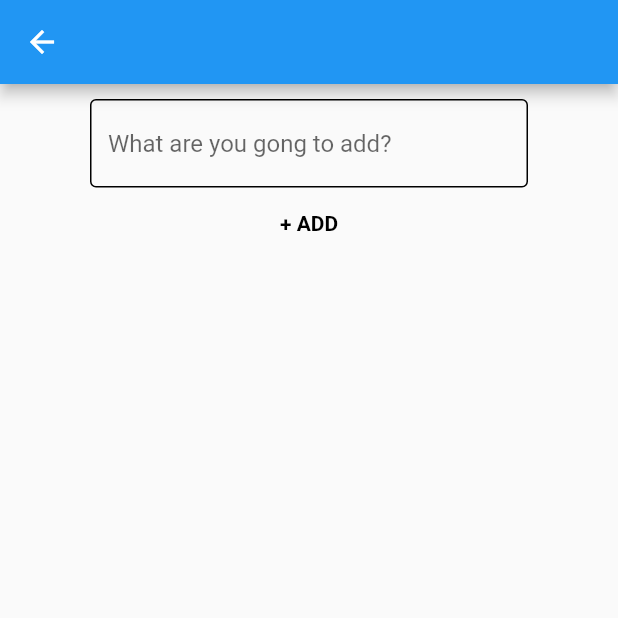
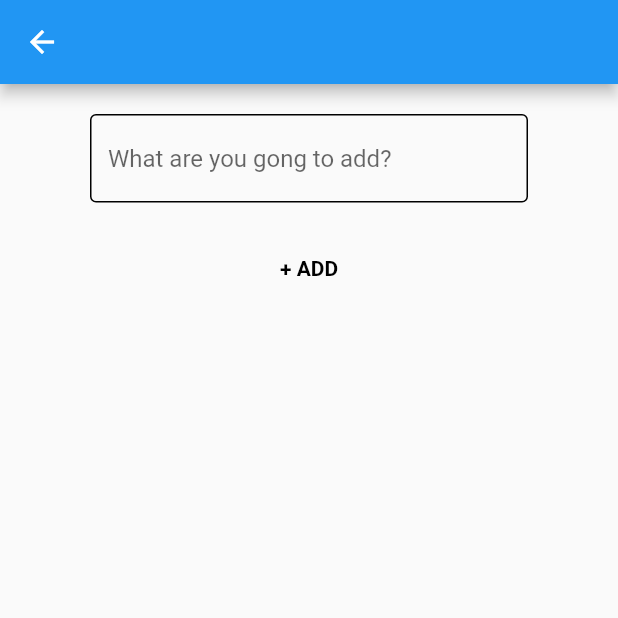
Before and after one commit to gu-tig333-ht22/gusaubau, a Flutter app: the screen it shows after launch, after a tap on the "add shopping cart" icon, on a phone screen of 412 x 824 dp, the top half of it. Run offline on Flutter 3.47's test engine with Material 2 defaults, Android fonts, the phone set to English and light mode, and no system bars.

```diff
--- a/lib/main.dart
+++ b/lib/main.dart
@@ -27,10 +27,11 @@ class MainViwe extends StatelessWidget {
     // ******************************************
     // bygger temporärt en lista av classen items
     var items = itemCreatorTesting();
-    items.forEach((element) => (element.testPrint()));
+    // items.forEach((element) => (element.testPrint()));
 
     // ******************************************
     String valtFilter = "All";
+
     return Scaffold(
       appBar: AppBar(
         backgroundColor: Colors.grey,
@@ -145,7 +146,8 @@ class AddItemViwe extends StatelessWidget {
         child: Column(
           children: [
             Container(
-              margin: EdgeInsets.only(left: 60, right: 60),
+              margin: const EdgeInsets.only(
+                  left: 60, right: 60, top: 20, bottom: 20),
               child: _textField(),
             ),
             _addButton(),
@@ -156,16 +158,13 @@ class AddItemViwe extends StatelessWidget {
   }
 
   Widget _textField() {
-    return Container(
-      padding: EdgeInsets.only(top: 10),
-      child: const TextField(
+    return const TextField(
       decoration: InputDecoration(
         hintText: "What are you gong to add?",
         enabledBorder: OutlineInputBorder(
             borderSide: BorderSide(
           width: 1,
         )),
-        ),
       ),
     );
   }
@@ -183,6 +182,7 @@ class AddItemViwe extends StatelessWidget {
     );
   }
 }
+// eventuelt göra listTile
 
 class Item {
   var name;
```
Lines whose indentation alone changed are shown as unchanged.
